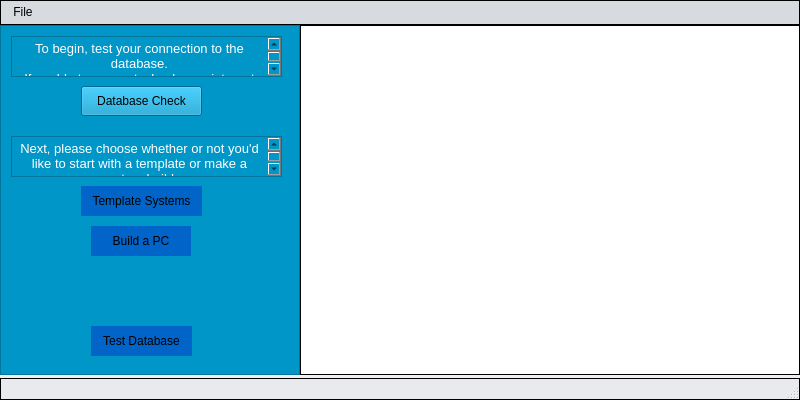
The window that mainwindow.ui (ameigen/cpr_proj) describes before a commit, drawn with Qt 5.
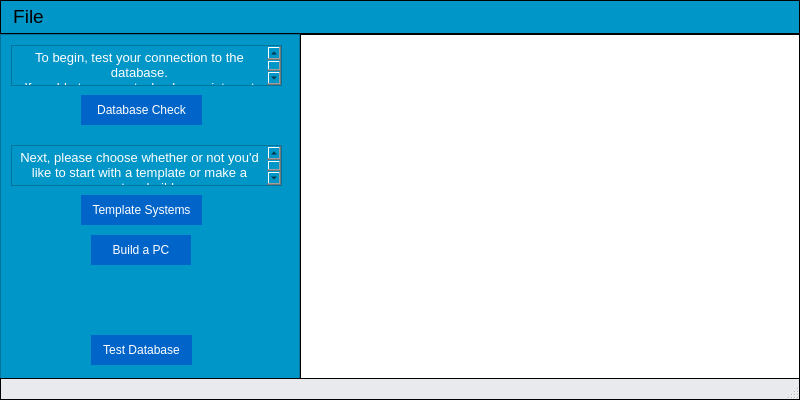
The same window after the commit. Icons and pictures are not drawn.

The edit to the form file:
```diff
--- a/mainwindow.ui
+++ b/mainwindow.ui
@@ -55,6 +55,7 @@
       </property>
       <property name="styleSheet">
        <string notr="true">QPushButton {
+	color: white;
 	background-color:  rgb(0, 100, 200);
 	border: 1px blue;
 	padding: 5px;
@@ -81,6 +82,7 @@
       </property>
       <property name="styleSheet">
        <string notr="true">QPushButton {
+	color: white;
 	background-color: rgb(0, 100, 200);
 	border: 1px blue;
 	padding: 5px;
@@ -107,7 +109,8 @@
       </property>
       <property name="styleSheet">
        <string notr="true">QPushButton {
-	background-color: \rgb(0, 100, 200);
+	color: white;
+	background-color: rgb(0, 100, 200);
 	border: 1px blue;
 	padding: 5px;
 }
@@ -136,6 +139,7 @@
       </property>
       <property name="styleSheet">
        <string notr="true">QPushButton {
+	color: white;
 	background-color: rgb(0, 100, 200);
 	border: 1px blue;
 	padding: 5px;
@@ -224,6 +228,9 @@
        <height>338</height>
       </rect>
      </property>
+     <property name="styleSheet">
+      <string notr="true"/>
+     </property>
      <widget class="QTextBrowser" name="textBrowser">
       <property name="geometry">
        <rect>
@@ -249,9 +256,14 @@
      <height>28</height>
     </rect>
    </property>
+   <property name="font">
+    <font>
+     <pointsize>14</pointsize>
+    </font>
+   </property>
    <property name="styleSheet">
     <string notr="true">QMenuBar {
-	background-color: #d7dbe0;
+	background-color: rgb(0, 150, 200);
 	border: 1px solid black;
 	padding: 2px;
 }</string>
```
Left out of the diff: 8 changed lines with no effect on the pictures.
